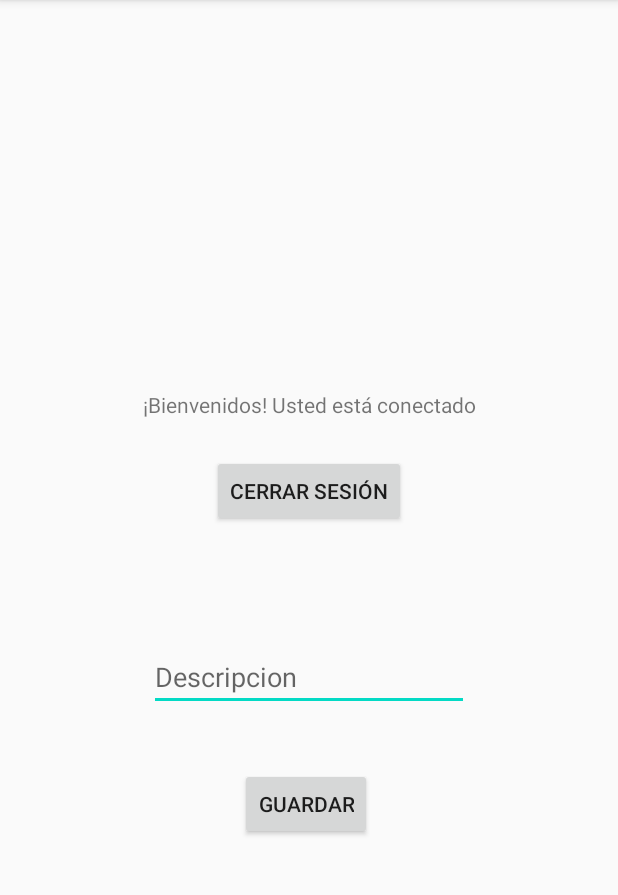
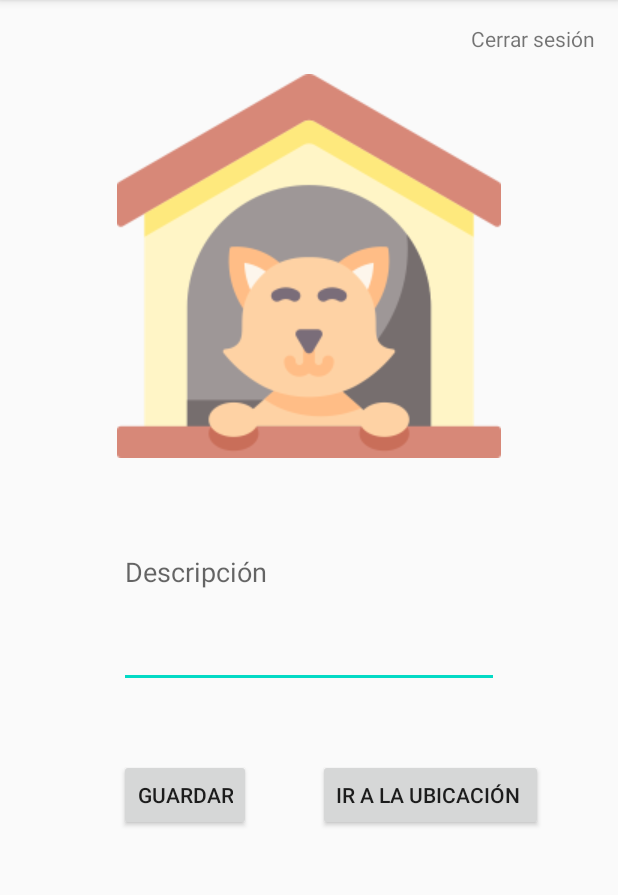
Before and after one commit to Fercho1992/AppProyectoFinal, an Android app: the screen it shows after launch once a user with an empty profile is signed in (HomeActivity), on a phone screen of 412 x 824 dp, the part 84-979 px from its top. Run offline under Robolectric (Android 15) with nearby library versions, the phone set to English and light mode, and no system bars; our stand-ins replace Firebase (no records; nobody signed in at launch, a user with empty details on screens opened directly).

```diff
--- a/app/src/main/java/com/fernandomoya/appproyectofinal/HomeActivity.java
+++ b/app/src/main/java/com/fernandomoya/appproyectofinal/HomeActivity.java
@@ -35,6 +35,7 @@ public class HomeActivity extends AppCompatActivity implements View.OnClickListe
     FirebaseDatabase firebaseDatabase;
     DatabaseReference mDatabase;
     EditText descripcionP;
+    TextView lblSalir;
     Perros perros;
 
     private FirebaseAuth.AuthStateListener mAuthStateListener;
@@ -45,10 +46,11 @@ public class HomeActivity extends AppCompatActivity implements View.OnClickListe
         super.onCreate(savedInstanceState);
         setContentView(R.layout.activity_home);
         fusedLocationClient = LocationServices.getFusedLocationProviderClient(this);
-        btnLogout = findViewById(R.id.logout);
-        descripcionP= findViewById(R.id.editText3);
+        //btnLogout = findViewById(R.id.logout);
+        // btnMaps.findViewById(R.id.btnMapa);
+        lblSalir= findViewById(R.id.lblSalir);
 
-        btnLogout.setOnClickListener(new View.OnClickListener() {
+        lblSalir.setOnClickListener(new View.OnClickListener() {
             @Override
             public void onClick(View v) {
                 FirebaseAuth.getInstance().signOut();
@@ -57,7 +59,7 @@ public class HomeActivity extends AppCompatActivity implements View.OnClickListe
             }
         });
 
-        btnMaps=findViewById(R.id.button);
+        btnMaps=findViewById(R.id.btnMapa);
         btnMaps.setOnClickListener(this);
         inicializarFirebase();
     }
@@ -75,7 +77,7 @@ public class HomeActivity extends AppCompatActivity implements View.OnClickListe
 
     @Override
     public void onClick(View view) {
-
+        descripcionP= findViewById(R.id.editText3);
 
 
         switch (view.getId()){
@@ -109,6 +111,10 @@ public class HomeActivity extends AppCompatActivity implements View.OnClickListe
             //startActivity(intent);
 
             break;
+
+            case R.id.btnMapa: Intent intent=  new Intent(HomeActivity.this,MapsActivity.class);
+            startActivity(intent);
+            break;
         }
     }
 }
--- a/app/src/main/res/layout/activity_home.xml
+++ b/app/src/main/res/layout/activity_home.xml
@@ -6,51 +6,60 @@
     android:layout_height="match_parent"
     tools:context=".HomeActivity">
 
-    <TextView
-        android:id="@+id/textView2"
-        android:layout_width="wrap_content"
-        android:layout_height="wrap_content"
-        android:layout_marginTop="260dp"
-        android:text="¡Bienvenidos! Usted está conectado"
-        app:layout_constraintEnd_toEndOf="parent"
-        app:layout_constraintStart_toStartOf="parent"
-        app:layout_constraintTop_toTopOf="parent" />
-
     <Button
         android:id="@+id/button"
         android:layout_width="wrap_content"
         android:layout_height="wrap_content"
-        android:layout_marginStart="49dp"
-        android:layout_marginLeft="49dp"
-        android:layout_marginTop="38dp"
-        android:layout_marginEnd="49dp"
-        android:layout_marginRight="49dp"
+        android:layout_marginTop="47dp"
         android:text="Guardar"
-        app:layout_constraintEnd_toEndOf="@+id/editText3"
-        app:layout_constraintStart_toStartOf="@+id/textView2"
+        app:layout_constraintStart_toStartOf="@+id/editText3"
         app:layout_constraintTop_toBottomOf="@+id/editText3" />
 
-    <Button
-        android:id="@+id/logout"
+
+    <ImageView
+        android:id="@+id/imageView3"
         android:layout_width="wrap_content"
         android:layout_height="wrap_content"
-        android:layout_marginTop="24dp"
-        android:text="Cerrar sesión"
+        android:layout_marginTop="14dp"
         app:layout_constraintEnd_toEndOf="parent"
         app:layout_constraintStart_toStartOf="parent"
-        app:layout_constraintTop_toBottomOf="@+id/textView2" />
+        app:layout_constraintTop_toBottomOf="@+id/lblSalir"
+        app:srcCompat="@drawable/animal" />
 
     <EditText
         android:id="@+id/editText3"
+        android:layout_width="253dp"
+        android:layout_height="100dp"
+        android:layout_marginTop="291dp"
+        android:layout_marginBottom="291dp"
+        android:ems="10"
+        android:gravity="start|top"
+        android:hint="Descripción"
+        android:inputType="textMultiLine"
+        app:layout_constraintBottom_toBottomOf="parent"
+        app:layout_constraintEnd_toEndOf="parent"
+        app:layout_constraintStart_toStartOf="parent"
+        app:layout_constraintTop_toTopOf="@+id/imageView3" />
+
+    <TextView
+        android:id="@+id/lblSalir"
         android:layout_width="wrap_content"
         android:layout_height="wrap_content"
-        android:layout_marginTop="77dp"
-        android:ems="10"
-        android:gravity="start|top"
-        android:hint="Descripcion"
-        android:inputType="textMultiLine"
+        android:layout_marginTop="16dp"
+        android:layout_marginEnd="15dp"
+        android:layout_marginRight="15dp"
+        android:text="Cerrar sesión"
         app:layout_constraintEnd_toEndOf="parent"
-        app:layout_constraintStart_toStartOf="parent"
-        app:layout_constraintTop_toBottomOf="@+id/logout" />
+        app:layout_constraintTop_toTopOf="parent" />
+
+    <Button
+        android:id="@+id/btnMapa"
+        android:layout_width="wrap_content"
+        android:layout_height="wrap_content"
+        android:layout_marginEnd="50dp"
+        android:layout_marginRight="50dp"
+        android:text="Ir a la ubicación "
+        app:layout_constraintBaseline_toBaselineOf="@+id/button"
+        app:layout_constraintEnd_toEndOf="parent" />
 
 </androidx.constraintlayout.widget.ConstraintLayout>
--- a/app/src/main/res/layout/activity_login.xml
+++ b/app/src/main/res/layout/activity_login.xml
@@ -14,7 +14,7 @@
     <LinearLayout
         android:layout_width="match_parent"
         android:orientation="vertical"
-        android:background="#d8000000"
+        android:background="#44000000"
         android:gravity="center"
         android:layout_height="match_parent">
     <EditText
--- a/app/src/main/res/layout/activity_main.xml
+++ b/app/src/main/res/layout/activity_main.xml
@@ -14,7 +14,7 @@
     <LinearLayout
         android:layout_width="match_parent"
         android:orientation="vertical"
-        android:background="#d8000000"
+        android:background="#44000000"
         android:gravity="center"
         android:layout_height="match_parent">
     <EditText
@@ -47,7 +47,7 @@
         android:paddingRight="10dp"
         android:paddingTop="10dp"
         android:paddingBottom="10dp"
-        android:textColorHint="#ccc"
+        android:textColorHint="#d3d3d3"
         android:textColor="#fff"
         android:hint="Contraseña"
         android:inputType="textPassword" />
@@ -56,13 +56,13 @@
             android:id="@+id/button2"
             android:layout_width="match_parent"
             android:layout_height="wrap_content"
-        android:layout_marginBottom="30dp"
             android:layout_marginLeft="20dp"
             android:layout_marginRight="20dp"
+            android:layout_marginBottom="30dp"
+            android:elevation="5dp"
             android:text="Regístrate"
-        android:textColor="#fff"
-        android:textSize="16sp"
-        android:elevation="5dp" />
+            android:textColor="#2c2c2c"
+            android:textSize="16sp" />
 
         <TextView
             android:id="@+id/textView"
@@ -70,7 +70,7 @@
             android:layout_height="wrap_content"
             android:text="¿Ya tienes una cuenta? Ingresar"
             android:textSize="16sp"
-            android:textColor="#fff" />
+            android:textColor="#d3d3d3" />
     <TextView
         android:id="@+id/textView4"
         android:layout_width="wrap_content"
@@ -78,6 +78,6 @@
         android:fontFamily="sans-serif-black"
         android:text="Registro de usuarios"
         android:textSize="16sp"
-        android:textColor="#fff" />
+        android:textColor="#d3d3d3" />
     </LinearLayout>
 </RelativeLayout>
```
Lines whose indentation alone changed are shown as unchanged.
